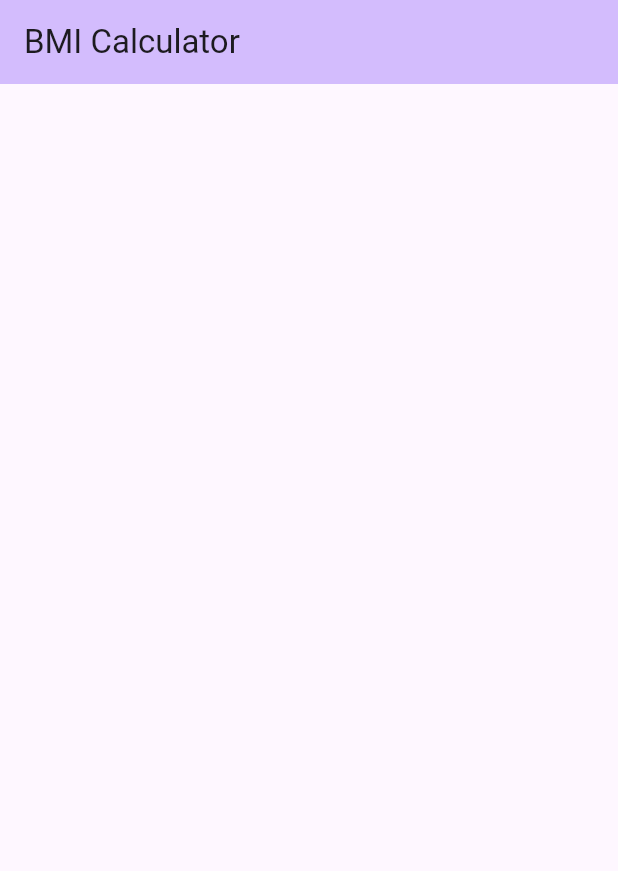
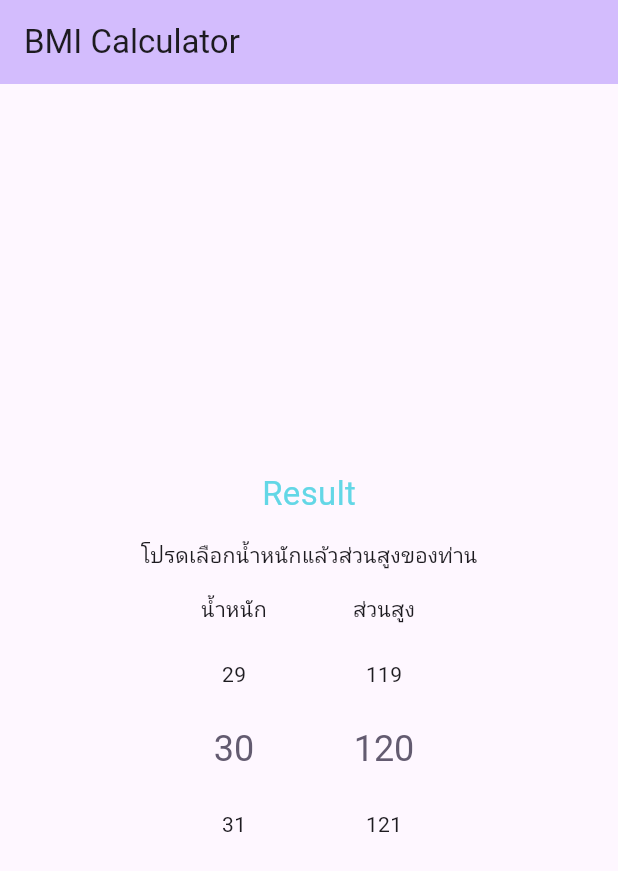
Before and after one commit to Rowren/StartFlutter, a Flutter app: the screen it shows after launch, on a phone screen of 412 x 824 dp. Shown: the top 871 px of the screen. Run offline on Flutter 3.47's test engine with Material 3 defaults, Android fonts, the phone set to English and light mode, and no system bars; drawn by our look-alikes of numberpicker.

Commit message:
add main

```diff
--- a/lib/pages/bmi.dart
+++ b/lib/pages/bmi.dart
@@ -1,4 +1,5 @@
 import 'package:flutter/material.dart';
+import 'package:numberpicker/numberpicker.dart';
 
 class Bmi extends StatefulWidget {
   const Bmi({super.key});
@@ -11,7 +12,7 @@ class _BmiState extends State<Bmi> {
   int _height = 120;
 
   Color _color = const Color.fromARGB(255, 99, 215, 230);
-  String _result = '';
+  String _result = 'Result';
 
   @override
   Widget build(BuildContext context) {
@@ -22,9 +23,83 @@ class _BmiState extends State<Bmi> {
       ),
       body: Center(
         child: Column(
-          children: [],
+          mainAxisSize: MainAxisSize.min,
+          children: [
+            //result
+            Padding(
+                padding: const EdgeInsets.all(8.0),
+                child: Text(
+                  _result,
+                  style: TextStyle(
+                    color: _color,
+                    fontSize: 22,
+                  ),
+                )),
+            //ส่วนแสดงการทำงานเลือกค่านำ้หนักแล้วส่วนสูง
+            const Padding(
+              padding: EdgeInsets.all(8.0),
+              child: Text('โปรดเลือกน้ำหนักแล้วส่วนสูงของท่าน'),
+            ),
+
+            //Row
+            Row(
+              mainAxisSize: MainAxisSize.min,
+              children: [
+                // column weigth
+                Column(
+                  children: [
+                    //title
+                    const Padding(
+                      padding: EdgeInsets.all(8.0),
+                      child: Text('น้ำหนัก'),
+                    ),
+                    //ตัวเลือกตัวเลข number picker
+                    NumberPicker(
+                      minValue: 20,
+                      maxValue: 150,
+                      value: _weigth,
+                      onChanged: (value) {
+                        setState(() {
+                          _weigth = value;
+                          calculate();
+                        });
+                      },
+                    )
+                  ],
+                ),
+
+                //column hight
+                Column(
+                  children: [
+                    //title
+                    const Padding(
+                      padding: EdgeInsets.all(8.0),
+                      child: Text('ส่วนสูง'),
+                    ),
+                    //ตัวเลือกตัวเลข number picker
+                    NumberPicker(
+                      minValue: 100,
+                      maxValue: 200,
+                      value: _height,
+                      onChanged: (value) {
+                        setState(() {
+                          _height = value;
+                          calculate();
+                        });
+                      },
+                    )
+                  ],
+                ),
+              ],
+            )
+          ],
         ),
       ),
-      );
+    );
+  }
+
+  //ส่วนของ function คำนวณ BMI
+  calculate() {
+
   }
 }
```
